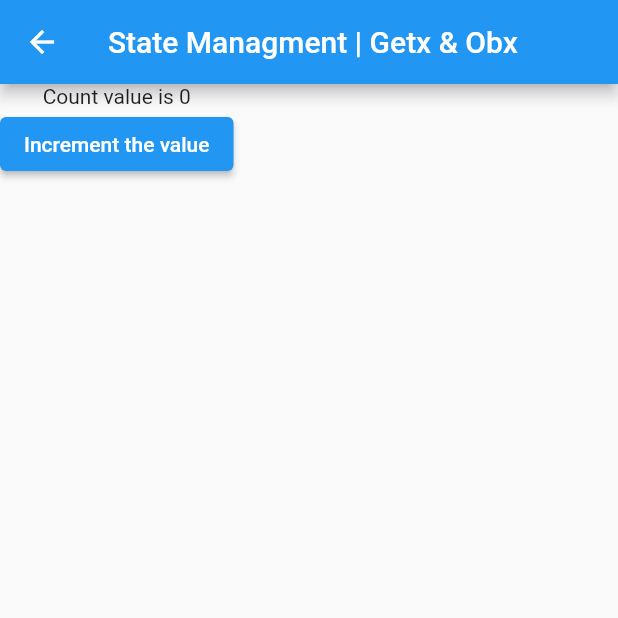
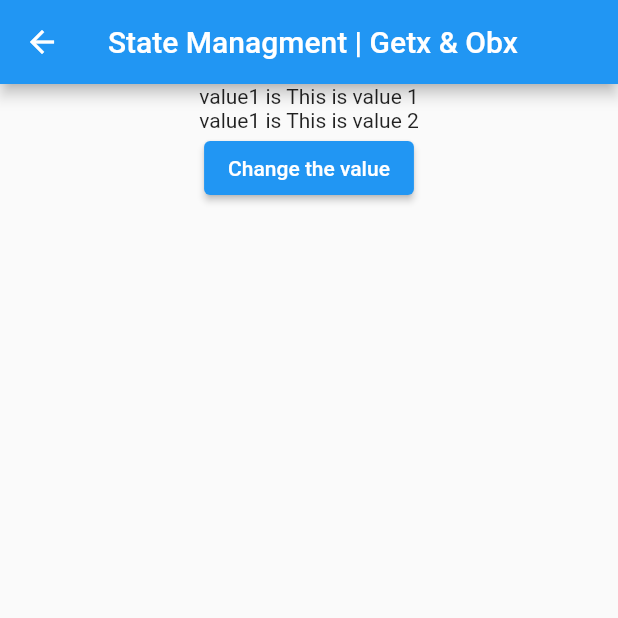
Before and after one commit to Alxbry28/practice-flutter-firebase, a Flutter app: the RxPage screen opened by its route, on a phone screen of 412 x 824 dp, the top half of it. Run offline on Flutter 3.47's test engine with Material 2 defaults, Android fonts, the phone set to English and light mode, and no system bars; our stand-ins replace get.

Commit message:
[tutorial4] GetX and Obx

```diff
--- /dev/null
+++ b/lib/controllers/valueController.dart
@@ -0,0 +1,13 @@
+import 'package:get/get.dart';
+import 'package:practicefirebase/models/ValueModel.dart';
+
+class ValueController extends GetxController {
+  final valueModel = ValueModel().obs;
+
+  void updateTheValues(String newValue1, String newValue2) {
+    valueModel.update((model) {
+      model?.value1 = newValue1;
+      model?.value2 = newValue2;
+    });
+  }
+}
--- /dev/null
+++ b/lib/models/ValueModel.dart
@@ -0,0 +1,7 @@
+class ValueModel {
+
+  String value1 = "This is value 1";
+  String value2 = "This is value 2";
+
+
+}
--- a/lib/pages/getxobxpage.dart
+++ b/lib/pages/getxobxpage.dart
@@ -1,6 +1,7 @@
 import 'package:flutter/material.dart';
 import 'package:get/get.dart';
 import 'package:practicefirebase/controllers/countController.dart';
+import 'package:practicefirebase/controllers/valueController.dart';
 
 class RxPage extends StatelessWidget {
   const RxPage({super.key});
@@ -11,24 +12,38 @@ class RxPage extends StatelessWidget {
       appBar: AppBar(
         title: Text("State Managment | Getx & Obx"),
       ),
-      body: Column(
+      body: Center(
+        child: Container(
+          child: Column(
             // mainAxisAlignment: MainAxisAlignment.center,
             // crossAxisAlignment: CrossAxisAlignment.center,
             children: [
-          GetBuilder<CountController>(
-            init: CountController(),
+              // GetBuilder<CountController>(
+              //   init: CountController(),
+              //   builder: (controller) {
+              //     return Text("Count value is ${controller.count}");
+              //   },
+              // ),
+              GetX<ValueController>(
+                init: ValueController(),
                 builder: (controller) {
-              return Text("Count value is ${controller.count}");
+                  return Text("value1 is ${controller.valueModel.value.value1}");
                 },
               ),
+              Obx(() => Text(
+                  "value1 is ${Get.find<ValueController>().valueModel.value.value2}")),
+
               // Text(Get.arguments.toString()),
               ElevatedButton(
                   onPressed: () {
-                Get.find<CountController>().incrementCounter();
-                // countController.incrementCounter();
+                    String value1 = "Firebase Flutter for Beginners";
+                    String value2 = "Learning Flutter Getx";
+                    Get.find<ValueController>().updateTheValues(value1, value2);
                   },
-              child: Text("Increment the value"))
+                  child: Text("Change the value"))
             ],
+          ),
+        ),
       ),
     );
   }
```
Lines whose indentation alone changed are shown as unchanged.
